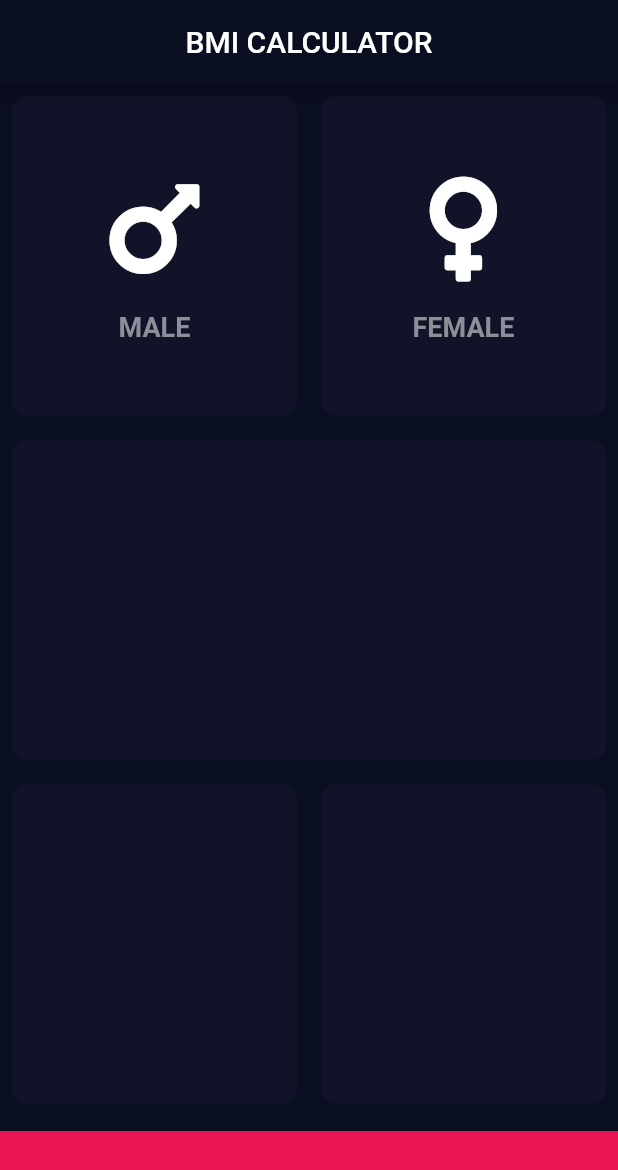
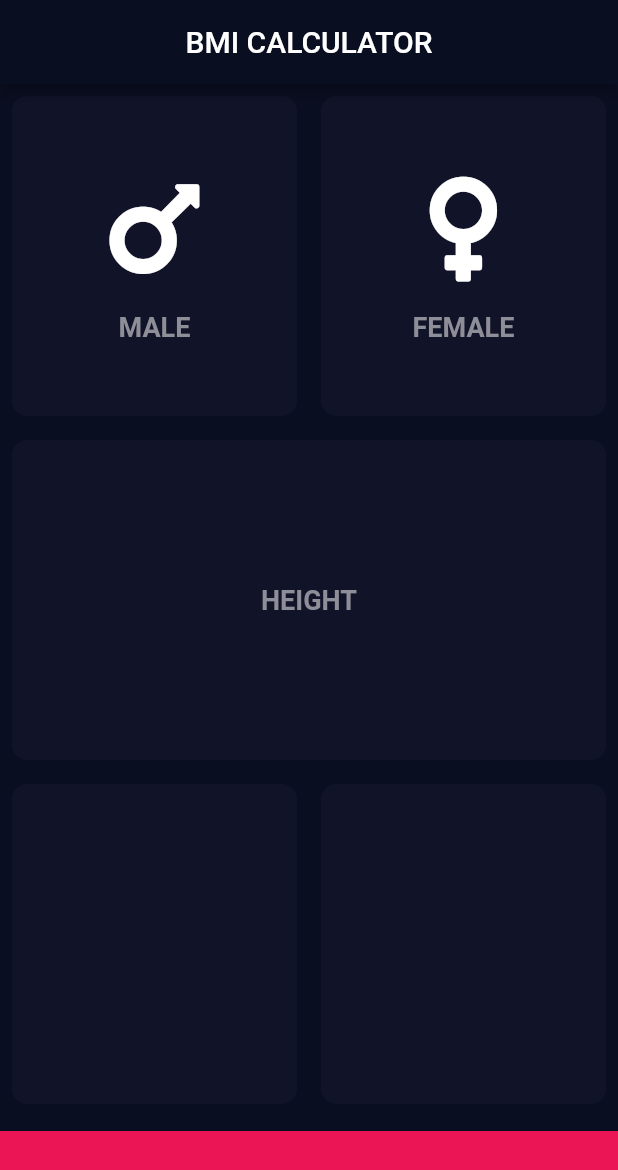
Before and after one commit to Tirth88663/bmi-calculator, a Flutter app: the screen it shows after launch, on a phone screen of 412 x 824 dp. Shown: the top 1170 px of the screen. Run offline on Flutter 3.47's test engine with Material 2 defaults, Android fonts, the phone set to English and light mode, and no system bars; our stand-ins replace font_awesome_flutter.

Commit message:
modify code

```diff
--- a/lib/CardIconText.dart
+++ b/lib/CardIconText.dart
@@ -1,10 +1,7 @@
 import 'package:flutter/material.dart';
 
-const cardTextStyle = TextStyle(
-  fontSize: 18,
-  fontWeight: FontWeight.bold,
-  color: Color(0xFF8D8E98),
-);
+import 'constants.dart';
+
 const iconSize = 80.0;
 
 class CardIconText extends StatelessWidget {
@@ -24,7 +21,7 @@ class CardIconText extends StatelessWidget {
         SizedBox(height: 15.0),
         Text(
           cardText,
-          style: cardTextStyle,
+          style: kCardTextStyle,
         )
       ],
     );
--- a/lib/MyCard.dart
+++ b/lib/MyCard.dart
@@ -1,18 +1,22 @@
 import 'package:flutter/material.dart';
 
 class MyCard extends StatelessWidget {
-  MyCard({@required this.colour, this.cardChild});
+  MyCard({@required this.colour, this.cardChild, this.onPress});
   final Color colour;
   final Widget cardChild;
+  final Function onPress;
   @override
   Widget build(BuildContext context) {
-    return Container(
-      child: cardChild,
-      decoration: BoxDecoration(
-        color: colour,
-        borderRadius: BorderRadius.circular(10),
+    return GestureDetector(
+      onTap: onPress,
+      child: Container(
+        child: cardChild,
+        decoration: BoxDecoration(
+          color: colour,
+          borderRadius: BorderRadius.circular(10),
+        ),
+        margin: EdgeInsets.all(8),
       ),
-      margin: EdgeInsets.all(8),
     );
   }
 }
--- /dev/null
+++ b/lib/constants.dart
@@ -0,0 +1,12 @@
+import 'package:flutter/material.dart';
+
+const kBottomContainerHeight = 70.0;
+const kActiveCardColor = Color(0xFF1D1E33);
+const kInactiveCardColor = Color(0xFF111328);
+const kBottomContainerColor = Color(0xFFEB1555);
+
+const kCardTextStyle = TextStyle(
+  fontSize: 18,
+  fontWeight: FontWeight.bold,
+  color: Color(0xFF8D8E98),
+);
--- a/lib/input_page.dart
+++ b/lib/input_page.dart
@@ -3,11 +3,7 @@ import 'package:font_awesome_flutter/font_awesome_flutter.dart';
 
 import 'CardIconText.dart';
 import 'MyCard.dart';
-
-const bottomContainerHeight = 70.0;
-const ActiveCardColor = Color(0xFF1D1E33);
-const InactiveCardColor = Color(0xFF111328);
-const bottomContainerColor = Color(0xFFEB1555);
+import 'constants.dart';
 
 enum Gender {
   male,
@@ -30,44 +26,43 @@ class _InputPageState extends State<InputPage> {
           title: Text('BMI CALCULATOR'),
         ),
         body: Column(
+          crossAxisAlignment: CrossAxisAlignment.stretch,
           children: [
             Expanded(
               child: Row(
                 mainAxisAlignment: MainAxisAlignment.center,
                 children: [
                   Expanded(
-                    child: GestureDetector(
-                      onTap: () {
-                        setState(() {
+                    child: MyCard(
+                      onPress: () {
+                        setState(
+                          () {
                             SelectedGender = Gender.male;
-                        });
                           },
-                      child: MyCard(
+                        );
+                      },
                       colour: SelectedGender == Gender.male
-                            ? ActiveCardColor
-                            : InactiveCardColor,
+                          ? kActiveCardColor
+                          : kInactiveCardColor,
                       cardChild: CardIconText(
                         cardIcon: FontAwesomeIcons.mars,
                         cardText: "MALE",
                       ),
                     ),
                   ),
-                  ),
                   Expanded(
-                    child: GestureDetector(
-                      onTap: () {
+                    child: MyCard(
+                      onPress: () {
                         setState(() {
                           SelectedGender = Gender.female;
                         });
                       },
-                      child: MyCard(
                       colour: SelectedGender == Gender.female
-                            ? ActiveCardColor
-                            : InactiveCardColor,
+                          ? kActiveCardColor
+                          : kInactiveCardColor,
                       cardChild: CardIconText(
                         cardIcon: FontAwesomeIcons.venus,
                         cardText: "FEMALE",
-                        ),
                       ),
                     ),
                   ),
@@ -76,7 +71,16 @@ class _InputPageState extends State<InputPage> {
             ),
             Expanded(
               child: MyCard(
-                colour: InactiveCardColor,
+                colour: kInactiveCardColor,
+                cardChild: Column(
+                  mainAxisAlignment: MainAxisAlignment.center,
+                  children: <Widget>[
+                    Text(
+                      "HEIGHT",
+                      style: kCardTextStyle,
+                    )
+                  ],
+                ),
               ),
             ),
             Expanded(
@@ -85,20 +89,20 @@ class _InputPageState extends State<InputPage> {
                 children: [
                   Expanded(
                     child: MyCard(
-                      colour: InactiveCardColor,
+                      colour: kInactiveCardColor,
                     ),
                   ),
                   Expanded(
                     child: MyCard(
-                      colour: InactiveCardColor,
+                      colour: kInactiveCardColor,
                     ),
                   ),
                 ],
               ),
             ),
             Container(
-              color: bottomContainerColor,
-              height: bottomContainerHeight,
+              color: kBottomContainerColor,
+              height: kBottomContainerHeight,
               width: double.infinity,
               margin: EdgeInsets.only(top: 10),
             )
--- a/lib/main.dart
+++ b/lib/main.dart
@@ -1,5 +1,3 @@
-import 'dart:ui';
-
 import 'package:flutter/material.dart';
 
 import 'input_page.dart';
```
Lines whose indentation alone changed are shown as unchanged.
